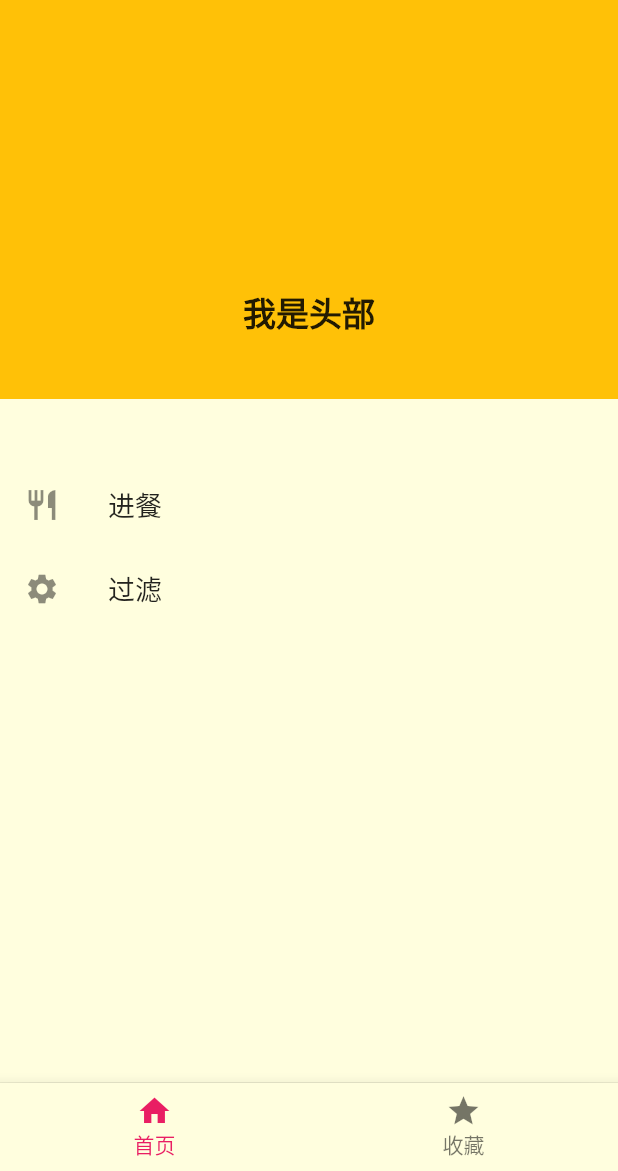
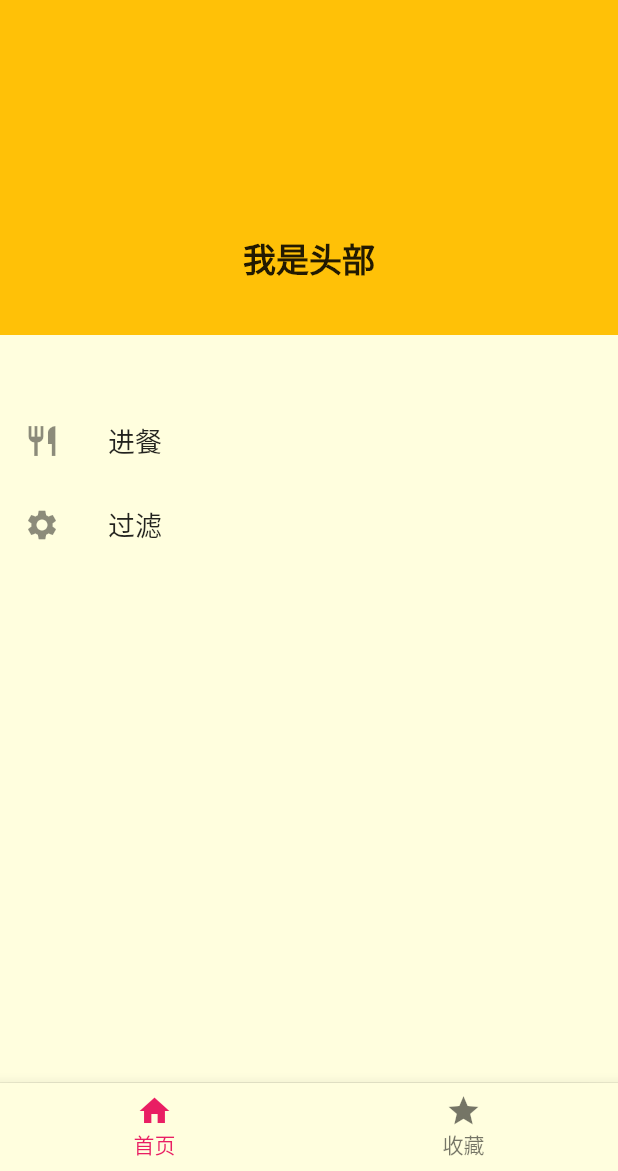
Before and after one commit to ChenNW/favor_app, a Flutter app: the screen it shows after launch, with the side drawer open, on a phone screen of 412 x 824 dp, the part 65-1236 px from its top. Run offline on Flutter 3.47's test engine with Material 2 defaults, Android fonts, the phone set to English and light mode, and no system bars; our stand-ins replace dio.

```diff
--- a/lib/UI/Pages/home/home_drawer.dart
+++ b/lib/UI/Pages/home/home_drawer.dart
@@ -29,7 +29,7 @@ class home_drawer extends StatelessWidget {
 
 Widget topContainer(BuildContext context) {
   return Container(
-    height: 145.Pt,
+    height: 125.Pt,
     width: double.infinity,
     color: Colors.amber,
     child: Text(
```
